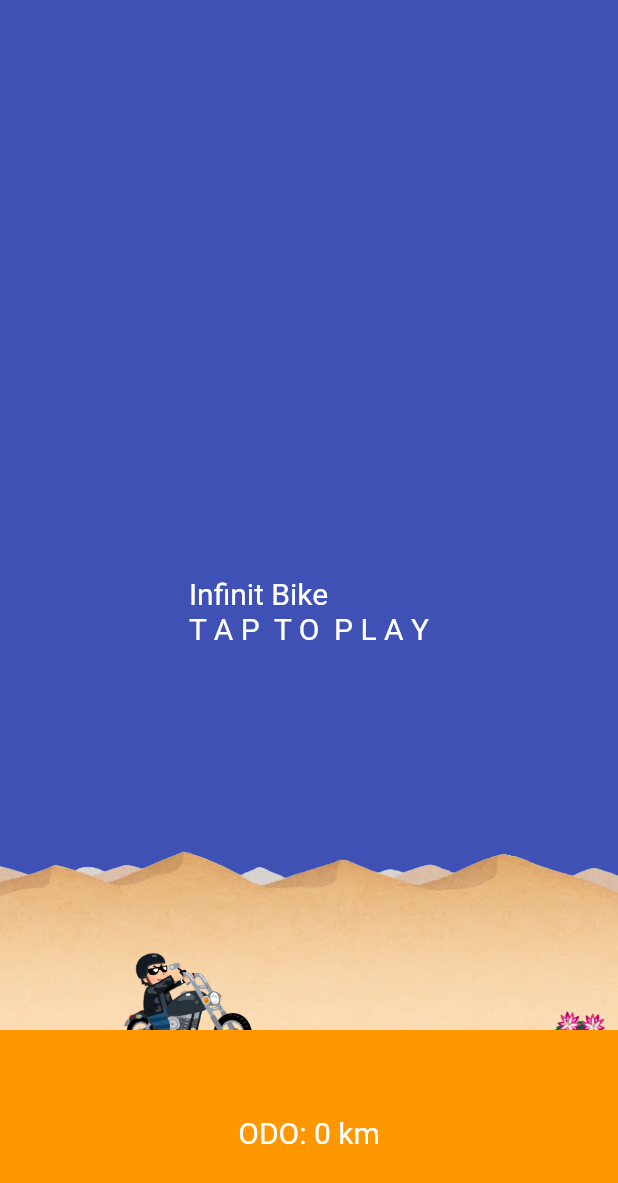
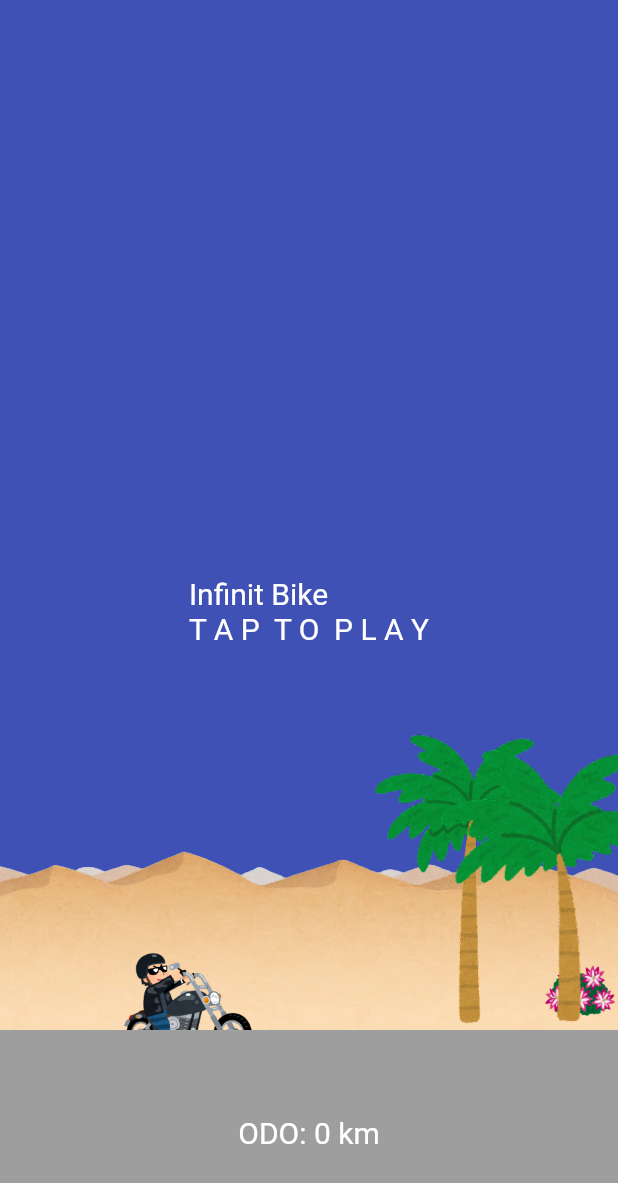
Before and after one commit to yuto90/runs_infinitely_bike, a Flutter app: the screen it shows after launch, on a phone screen of 412 x 824 dp. Shown: the top 1183 px of the screen. Run offline on Flutter 3.47's test engine with Material 2 defaults, Android fonts, the light colour scheme and no system bars.

Commit message:
背景オブジェクトにヤシの木を追加

```diff
--- /dev/null
+++ b/runs_infinitely_bike/lib/background_obj/yasi.dart
@@ -0,0 +1,23 @@
+import 'package:flutter/material.dart';
+
+class Yasi extends StatelessWidget {
+  final pattern;
+  Yasi({this.pattern});
+
+  String yasiPattern = '';
+
+  @override
+  Widget build(BuildContext context) {
+    if (pattern == 1) {
+      yasiPattern = 'lib/images/yasi.jpg';
+    } else {
+      yasiPattern = 'lib/images/yasi2.jpg';
+    }
+
+    return Container(
+      width: 200,
+      height: 200,
+      child: Image.asset(yasiPattern),
+    );
+  }
+}
--- a/runs_infinitely_bike/lib/mainpage.dart
+++ b/runs_infinitely_bike/lib/mainpage.dart
@@ -5,6 +5,7 @@ import 'bike.dart';
 import 'background_obj/cloud.dart';
 import 'background_obj/desert.dart';
 import 'background_obj/sabotenFlower.dart';
+import 'background_obj/yasi.dart';
 
 class MainPage extends StatefulWidget {
   @override
@@ -21,8 +22,12 @@ class _MainPage extends State<MainPage> {
   static double desertTwoX = 3.1;
   static double desertThreeX = 7.2;
 
-  double sabotenFlowerYaxis = 1.1;
+  double sabotenFlowerYaxis = 1;
   static double sabotenFlowerOneX = 1;
+
+  double yasiYaxis = 1;
+  static double yasiOneX = 1;
+  static double yasiTwoX = 1.5;
 
   bool sindou = true;
 
@@ -78,7 +83,23 @@ class _MainPage extends State<MainPage> {
         if (sabotenFlowerOneX < -2) {
           sabotenFlowerOneX += 4;
         } else {
-          sabotenFlowerOneX -= 0.01;
+          sabotenFlowerOneX -= 0.005;
+        }
+      });
+
+      setState(() {
+        if (yasiOneX < -2) {
+          yasiOneX += 4;
+        } else {
+          yasiOneX -= 0.005;
+        }
+      });
+
+      setState(() {
+        if (yasiTwoX < -2) {
+          yasiTwoX += 4;
+        } else {
+          yasiTwoX -= 0.005;
         }
       });
 
@@ -129,6 +150,14 @@ class _MainPage extends State<MainPage> {
                     child: SabotenFlower(),
                   ),
                   Container(
+                    alignment: Alignment(yasiOneX, yasiYaxis),
+                    child: Yasi(pattern: 1),
+                  ),
+                  Container(
+                    alignment: Alignment(yasiTwoX, yasiYaxis),
+                    child: Yasi(pattern: 2),
+                  ),
+                  Container(
                     alignment: Alignment(-0.5, bikeYaxis),
                     child: MyBike(),
                   ),
@@ -147,7 +176,7 @@ class _MainPage extends State<MainPage> {
             Expanded(
               flex: 1,
               child: Container(
-                color: Colors.orange,
+                color: Colors.grey,
                 child: Row(
                   mainAxisAlignment: MainAxisAlignment.spaceEvenly,
                   children: [
```
Also changed, not shown: runs_infinitely_bike/lib/images/yasi.jpg (added), runs_infinitely_bike/lib/images/yasi2.jpg (added).
